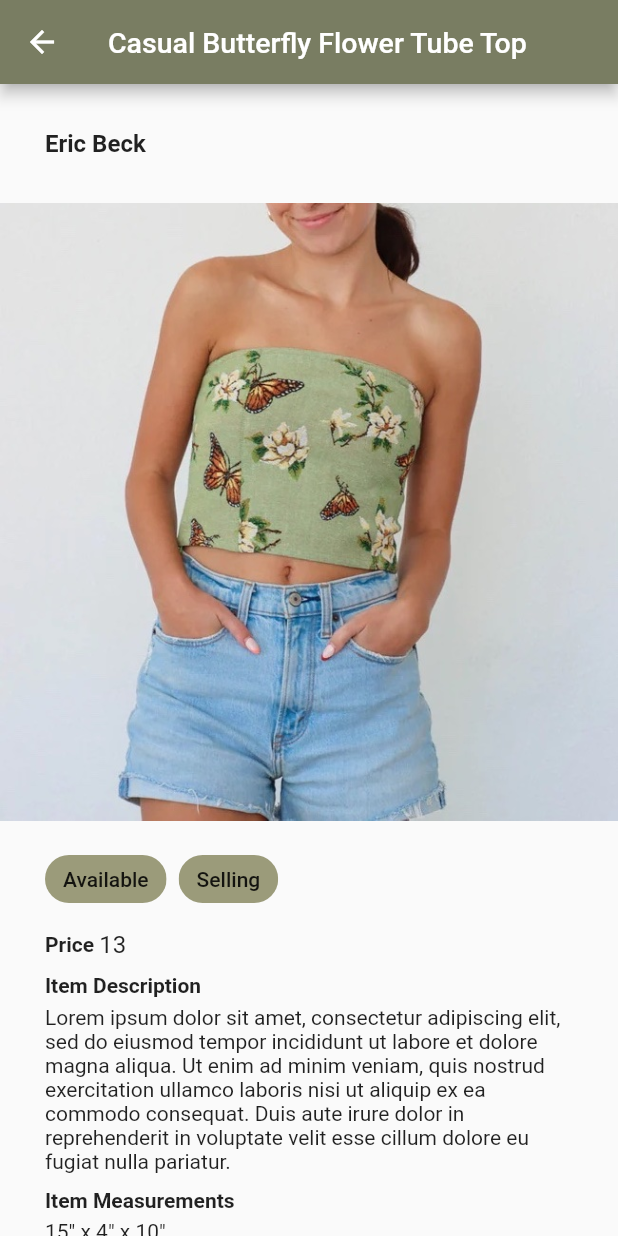
After one commit to rndvouz/rndvouz_mobile_app, a Flutter app: the HomeBrowseItemPreview screen opened directly with sample values from the repository, on a phone screen of 412 x 824 dp. The commit adds this screen. Run offline on Flutter 3.47's test engine with Material 2 defaults, Android fonts, the phone set to English and light mode, and no system bars; our stand-ins replace expandable_text, flutter_card_swiper, flutter_riverpod, image_cropper, image_picker, numberpicker; missing offline and left inert: material_theme_builder.

Commit message:
created mock up for item preview

```diff
--- /dev/null
+++ b/lib/features/home/home_browse_item_preview.dart
@@ -0,0 +1,226 @@
+import 'package:flutter/material.dart';
+import 'package:rndvouz/features/merchandise/domain/merchandise.dart';
+
+import '../common/data/colors.dart';
+
+class HomeBrowseItemPreview extends StatelessWidget {
+  final Merchandise merchandise;
+
+  const HomeBrowseItemPreview({Key? key, required this.merchandise})
+      : super(key: key);
+
+  @override
+  Widget build(BuildContext context) {
+    const OutlinedBorder roundBorder = RoundedRectangleBorder(
+        borderRadius: BorderRadius.only(
+            topLeft: Radius.circular(50),
+            topRight: Radius.circular(50),
+            bottomLeft: Radius.circular(50),
+            bottomRight: Radius.circular(50)));
+
+    return Scaffold(
+      appBar: AppBar(
+        title: Text(
+          "${merchandise.merchName}",
+          style: TextStyle(fontSize: 19.0),
+        ),
+        leading: IconButton(
+          icon: Icon(Icons.arrow_back),
+          onPressed: () {
+            Navigator.pop(context);
+          },
+        ),
+      ),
+      body: SingleChildScrollView(
+        child: Column(
+          crossAxisAlignment: CrossAxisAlignment.start,
+          children: [
+            Padding(
+              padding:
+                  EdgeInsets.all(30.0), // Adjust the padding values as needed
+              child: Text(
+                "${merchandise.ownerUsername}",
+                style: TextStyle(fontSize: 16.0, fontWeight: FontWeight.bold),
+              ),
+            ),
+            Image.asset(
+              "${merchandise.assetImages}.jpg",
+              fit:
+                  BoxFit.cover, // Use BoxFit.cover to maintain the aspect ratio
+            ),
+            SizedBox(height: 15.0),
+            SizedBox(
+              width: double.infinity,
+              child: Padding(
+                padding: EdgeInsets.symmetric(horizontal: 30.0),
+                child: Column(
+                  crossAxisAlignment: CrossAxisAlignment.start,
+                  children: [
+                    Row(
+                      children: [
+                        Chip(
+                          label: Text(
+                            "${formatAvailability(merchandise.state)}",
+                          ),
+                          shape: roundBorder,
+                          backgroundColor: colorGreen2,
+                        ),
+                        SizedBox(
+                            width: 8.0), // Add some spacing between the chips
+                        Chip(
+                          label: Text(
+                              "${formatSellingMethod(merchandise.sellingMethod)}"),
+                          shape: roundBorder,
+                          backgroundColor: colorGreen2,
+                        ),
+                      ],
+                    ),
+                    SizedBox(height: 10.0),
+                    Row(
+                      children: [
+                        Text("${formatText(merchandise.sellingMethod)}",
+                            style: TextStyle(fontWeight: FontWeight.bold)),
+                        Text(
+                            "${formatSellingDisplay(merchandise.sellingMethod)}",
+                            style: TextStyle(fontSize: 16.0)),
+                      ],
+                    ),
+                    SizedBox(height: 10.0),
+                    Row(
+                      children: [
+                        Text("Item Description",
+                            style: TextStyle(fontWeight: FontWeight.bold)),
+                      ],
+                    ),
+                    SizedBox(
+                      height: 5.0,
+                    ),
+                    Row(
+                      children: [
+                        Expanded(
+                          child: Wrap(
+                            children: [
+                              // Add in item description property for item later
+                              Text(
+                                "Lorem ipsum dolor sit amet, consectetur adipiscing elit, sed do eiusmod tempor incididunt ut labore et dolore magna aliqua. Ut enim ad minim veniam, quis nostrud exercitation ullamco laboris nisi ut aliquip ex ea commodo consequat. Duis aute irure dolor in reprehenderit in voluptate velit esse cillum dolore eu fugiat nulla pariatur.",
+                              ),
+                            ],
+                          ),
+                        ),
+                      ],
+                    ),
+                    SizedBox(height: 10.0),
+                    Row(
+                      children: [
+                        Text("Item Measurements",
+                            style: TextStyle(fontWeight: FontWeight.bold)),
+                      ],
+                    ),
+                    SizedBox(
+                      height: 5.0,
+                    ),
+                    Row(
+                      children: [
+                        Text(
+                          '15" x 4" x 10"',
+                        ),
+                      ],
+                    ),
+                    SizedBox(
+                      height: 10.0,
+                    ),
+                    Row(
+                      children: [
+                        Expanded(
+                          child: Container(
+                            width: double.infinity,
+                            height: 45.0,
+                            child: TextField(
+                              maxLines: null, // Allow multiple lines of text
+                              decoration: InputDecoration(
+                                hintText: '   Type your comment..',
+                                border: OutlineInputBorder(
+                                  borderRadius: BorderRadius.circular(
+                                      20.0), // Set the border radius
+                                ),
+                                contentPadding:
+                                    EdgeInsets.symmetric(vertical: 10.0),
+                              ),
+                            ),
+                          ),
+                        ),
+                        SizedBox(
+                            width:
+                                10.0), // Add some spacing between the input field and button
+                        ElevatedButton(
+                          onPressed: () {
+                            // Handle button click
+                          },
+                          style: ElevatedButton.styleFrom(
+                            fixedSize: Size(
+                                30.0, 30.0), // Set the fixed size of the button
+                          ),
+                          child: Icon(Icons.send),
+                        ),
+                      ],
+                    ),
+                  ],
+                ),
+              ),
+            ),
+          ],
+        ),
+      ),
+    );
+  }
+
+  String formatAvailability(Availability state) {
+    switch (state) {
+      case Availability.selling:
+        return 'Available';
+      case Availability.sold:
+        return 'Sold';
+      default:
+        return 'Unknown';
+    }
+  }
+
+  String formatSellingMethod(SellingMethod method) {
+    switch (method) {
+      case SellingMethod.selling:
+        return 'Selling';
+      case SellingMethod.trading:
+        return 'Trading';
+      case SellingMethod.negotiate:
+        return 'Negotiate';
+      default:
+        return 'Unable to get selling method';
+    }
+  }
+
+  String formatSellingDisplay(SellingMethod method) {
+    switch (method) {
+      case SellingMethod.selling:
+        return '${merchandise.price}';
+      case SellingMethod.trading:
+        return '${merchandise.desiredTrade}';
+      case SellingMethod.negotiate:
+        return '${merchandise.priceRange}';
+      default:
+        return 'Unable to retrieve selling method';
+    }
+  }
+
+  String formatText(SellingMethod method) {
+    switch (method) {
+      case SellingMethod.selling:
+        return 'Price ';
+      case SellingMethod.trading:
+        return 'Trading for\n';
+      case SellingMethod.negotiate:
+        return 'Price Range ';
+      default:
+        return 'Unable to retrieve selling method';
+    }
+  }
+}
--- a/lib/features/home/presentation/home_browse.dart
+++ b/lib/features/home/presentation/home_browse.dart
@@ -1,3 +1,4 @@
+import 'package:rndvouz/features/home/home_browse_item_preview.dart';
 import 'package:rndvouz/features/merchandise/domain/merchandise.dart';
 import 'package:rndvouz/features/merchandise/domain/merchandise_db.dart';
 import 'package:rndvouz/features/swipe/presentation/swipe_feature.dart';
@@ -26,6 +27,16 @@ class HomeBrowseOrSwipe extends StatelessWidget {
       return Card(
         elevation: 0.0,
         margin: EdgeInsets.all(0.5),
+        child: InkWell(
+          onTap: () {
+            // Navigate to the detail page when a merchandise item is clicked
+            Navigator.push(
+              context,
+              MaterialPageRoute(
+                builder: (context) => HomeBrowseItemPreview(merchandise: merch),
+              ),
+            );
+          },
           child: Column(
             crossAxisAlignment: CrossAxisAlignment.start,
             children: <Widget>[
@@ -37,6 +48,7 @@ class HomeBrowseOrSwipe extends StatelessWidget {
                 ),
               ),
             ],
+          ),
         ),
       );
     }).toList();
```
Also changed, not shown: 1 other file. Lines whose indentation alone changed are shown as unchanged.
